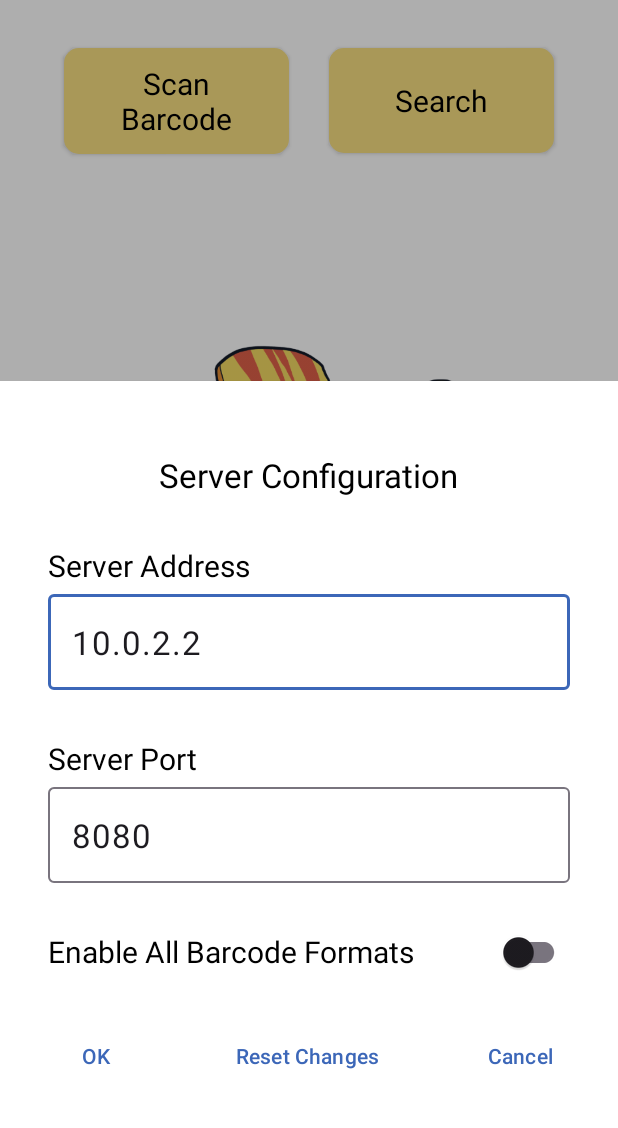
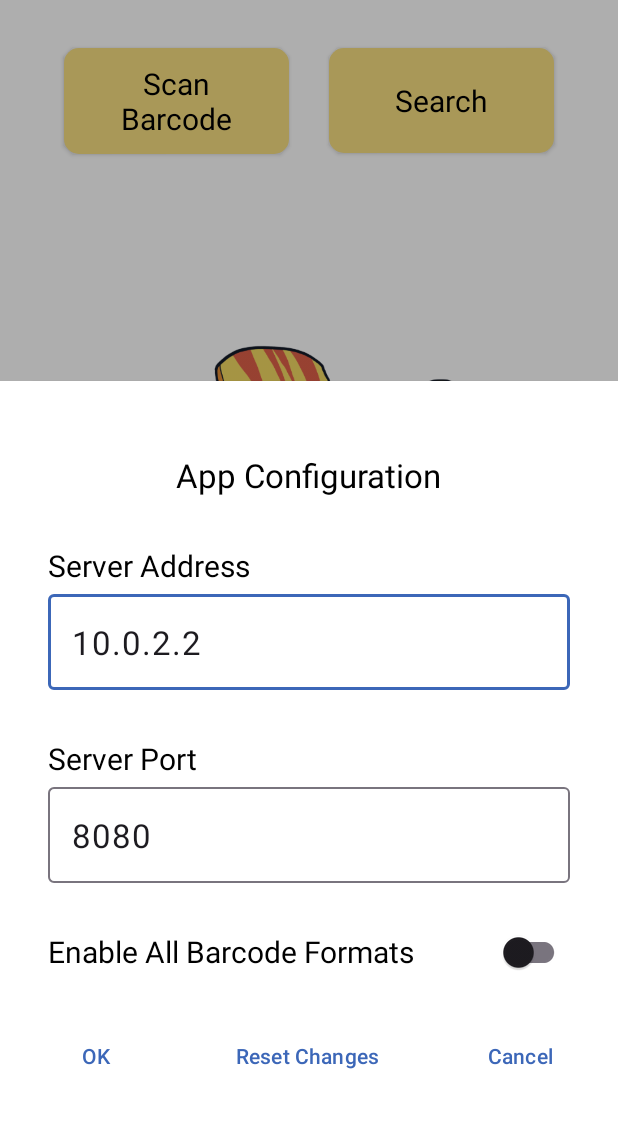
Before and after one commit to 4levity/crossoff, an Android app: the screen it shows after launch (MainActivity), in the options menu, after a tap on "Configure", on a phone screen of 412 x 824 dp, the part 96-1224 px from its top. Run offline under Robolectric (Android 15) with nearby library versions, the phone set to English and light mode, and no system bars; libraries missing offline, so code that uses them is left out: com.google.mlkit.vision; 4 statements that could not run were skipped.

Commit message:
- update README.md - added code comments - update to configuration pane title - minor code cleanup

```diff
--- a/Crossoff/app/src/main/java/org/pricelessfestival/crossoff/scanner/BarcodeScanner.java
+++ b/Crossoff/app/src/main/java/org/pricelessfestival/crossoff/scanner/BarcodeScanner.java
@@ -15,7 +15,9 @@ import java.lang.annotation.Retention;
 import static java.lang.annotation.RetentionPolicy.SOURCE;
 
 /**
- * Service Class for interfacing with the play-services-code-scanner
+ * Service Class for interfacing with the play-services-code-scanner.
+ * This service can be configured to look for the CODE_128 barcode format or the
+ * generalized set of all barcode formats.
  */
 public class BarcodeScanner {
 
--- a/Crossoff/app/src/main/java/org/pricelessfestival/crossoff/scanner/MainActivity.java
+++ b/Crossoff/app/src/main/java/org/pricelessfestival/crossoff/scanner/MainActivity.java
@@ -4,8 +4,10 @@ import android.content.Context;
 import android.content.Intent;
 import android.net.Uri;
 import android.os.Bundle;
+
 import androidx.annotation.Nullable;
 import androidx.appcompat.app.AppCompatActivity;
+
 import android.util.Log;
 import android.view.Menu;
 import android.view.MenuInflater;
@@ -16,6 +18,7 @@ import android.widget.TextView;
 import android.widget.Toast;
 
 import androidx.appcompat.widget.Toolbar;
+
 import com.google.android.gms.common.api.CommonStatusCodes;
 import com.google.android.gms.vision.barcode.Barcode;
 
@@ -26,6 +29,35 @@ import org.pricelessfestival.crossoff.scanner.config.SharedPrefs;
 
 import androidx.lifecycle.ViewModelProvider;
 
+/**
+ * Main Activity for the barcode scanner.
+ * This activity presents a basic interface for launching the barcode scanner, and for launching
+ * the ticketing system webview.
+ * <p>
+ * While the BarcodeScanner is technically its own activity, it is basically a wrapper around
+ * a google play services barcode scanner which can be configured for any number of barcode types,
+ * and does not require camera permissions. However, as we are working with some pretty old devices
+ * which may not support this level of google play services. As such, the original Crossoff
+ * barcode scanner is still included as a fallback. (I have seen this fallback get initiated once,
+ * but that same device didn't seem to need it thereafter.)
+ * <p>
+ * Once the barcode scanner is launched, it reads the first barcode it finds of the matching
+ * barcode type, and returns that string/code to the main activity. From there, the main viewmodel
+ * checks the format of the code and sends it to the server. The server then returns a message
+ * with the status of the code, and the main activity updates the UI accordingly. Any messages or
+ * errors on the screen can then be cleared by clicking the clear button.
+ * <p>
+ * The crossoff webview, launched by pressing the manual search button, opens a direct interface to
+ * the ticketing server where the user can manually enter and submit ticketing information.
+ * Ticket validation here is entirely read from the server on the webview, without returning to
+ * the main activity. This is the same as with the original Crossoff app, without significant change.
+ * <p>
+ * This app also provides a basic settings screen for updating the server address/port, and for
+ * toggling the barcode scanner to read any barcode type. Updates may require a relaunch of the app.
+ * <p>
+ * Additional note: This app was purposefully kept in java (and keeping some basic file structures)
+ * in order to keep it recognisable to the original Crossoff authors, and to allow for easier debugging.
+ */
 public class MainActivity extends AppCompatActivity implements BarcodeScanner.BarcodeCallback,
         ConfigDialog.SettingsListener {
 
@@ -52,6 +84,7 @@ public class MainActivity extends AppCompatActivity implements BarcodeScanner.Ba
         @BarcodeScanner.BarcodeType int storedBarcodeType = SharedPrefs.instance(this).getBarcodeType();
         BarcodeScanner barcodeScanner = new BarcodeScanner(this, storedBarcodeType, this);
 
+        // server result text view and general messaging
         resultTextView = findViewById(R.id.result_textview);
 
         // barcode scan button
@@ -86,6 +119,7 @@ public class MainActivity extends AppCompatActivity implements BarcodeScanner.Ba
         clearButton.setVisibility(View.VISIBLE);
     }
 
+    // BarcodeScanner.BarcodeCallback
     @Override
     public void onBarcodeDetected(String barcode) {
         if (barcode != null) {
@@ -95,6 +129,7 @@ public class MainActivity extends AppCompatActivity implements BarcodeScanner.Ba
         }
     }
 
+    // BarcodeScanner.BarcodeCallback
     @Override
     public void onBarcodeError(Exception e) {
         String errorMessage = String.format(getString(R.string.barcode_error_format),
@@ -108,7 +143,7 @@ public class MainActivity extends AppCompatActivity implements BarcodeScanner.Ba
 
     /*
         Old return method for the barcode scanner.
-        We're keeping this around for the very old devices which can't get their PlayStore updated.
+        Keeping this around for the very old devices which can't get their PlayServices updated
     */
     @Override
     protected void onActivityResult(int requestCode, int resultCode, Intent data) {
@@ -148,23 +183,20 @@ public class MainActivity extends AppCompatActivity implements BarcodeScanner.Ba
 
     @Override
     public boolean onOptionsItemSelected(MenuItem item) {
-        switch (item.getItemId()) {
-            case R.id.config:
-
+        if (item.getItemId() == R.id.config) {// open config dialog
             String serverAddress = SharedPrefs.instance(this).getServerAddress();
             int serverPort = SharedPrefs.instance(this).getServerPort();
             int storedBarcodeType = SharedPrefs.instance(this).getBarcodeType();
 
             // start config window
-                new ConfigDialog(serverAddress,serverPort, storedBarcodeType, this)
+            new ConfigDialog(serverAddress, serverPort, storedBarcodeType, this)
                     .show(getSupportFragmentManager(), ConfigDialog.TAG);
             return true;
-
-            default:
+        }
         return super.onOptionsItemSelected(item);
     }
-    }
 
+    // listener for saving the settings from the config dialog
     @Override
     public void onSettingsSaved(Context context, String address, String port,
                                 @BarcodeScanner.BarcodeType int barcodeType) {
--- a/Crossoff/app/src/main/java/org/pricelessfestival/crossoff/scanner/MainViewModel.java
+++ b/Crossoff/app/src/main/java/org/pricelessfestival/crossoff/scanner/MainViewModel.java
@@ -16,6 +16,7 @@ public class MainViewModel extends ViewModel implements TicketAuthenticator.Resu
         return scanResultMessage;
     }
 
+    // ticket authenticator to validate ticket codes against the server
     private TicketAuthenticator authenticator = new TicketAuthenticator(this);
 
     private String baseUrl = "";
@@ -27,6 +28,8 @@ public class MainViewModel extends ViewModel implements TicketAuthenticator.Resu
         authenticator.validateTicketCode(baseUrl, ticketCode);
     }
 
+    // handler to be called when the server returns a result
+    // display any given message to the user on the UI thread
     @Override
     public void postServerResult(String serverResult) {
         // send the server reply message to the UI
--- a/Crossoff/app/src/main/res/values/strings.xml
+++ b/Crossoff/app/src/main/res/values/strings.xml
@@ -12,7 +12,7 @@
     <string name="scan_stopped">Scan Stopped</string>
 
     <!-- Dialog Settings -->
-    <string name="dialog_settings_server">Server Configuration</string>
+    <string name="dialog_settings_server">App Configuration</string>
     <string name="dialog_settings_server_address">Server Address</string>
     <string name="dialog_settings_server_port">Server Port</string>
     <string name="dialog_settings_server_address_error">Must be a properly formatted IP address</string>
```
Also changed, not shown: Crossoff/app/src/main/java/org/pricelessfestival/crossoff/scanner/TicketAuthenticator.java (+12 -1 lines), 2 other files. Lines whose indentation alone changed are shown as unchanged.
